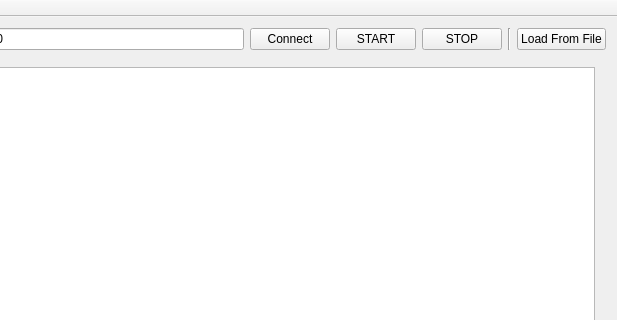
Before: the Qt Designer form qt/client/mainwindow.ui in wercool/sting, drawn with Qt 5; both pictures show x 83 to 700 and y 0 to 320 of the 700 by 548 pixel window.
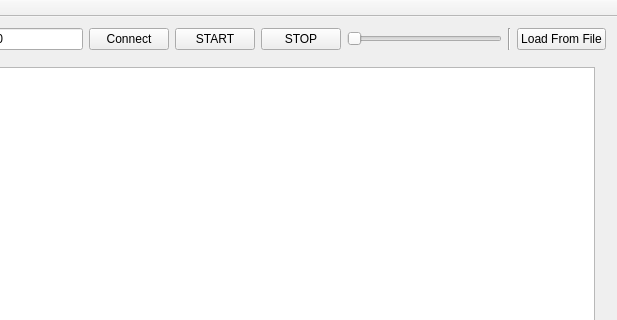
After: the same form once the commit is applied.

What changed in the file:
```diff
--- a/qt/client/mainwindow.ui
+++ b/qt/client/mainwindow.ui
@@ -48,6 +48,25 @@
         </property>
        </widget>
       </item>
+      <item>
+       <widget class="QSlider" name="horizontalSlider">
+        <property name="minimum">
+         <number>1</number>
+        </property>
+        <property name="maximum">
+         <number>10</number>
+        </property>
+        <property name="pageStep">
+         <number>1</number>
+        </property>
+        <property name="tracking">
+         <bool>false</bool>
+        </property>
+        <property name="orientation">
+         <enum>Qt::Horizontal</enum>
+        </property>
+       </widget>
+      </item>
       <item>
        <widget class="Line" name="line">
         <property name="orientation">
```
